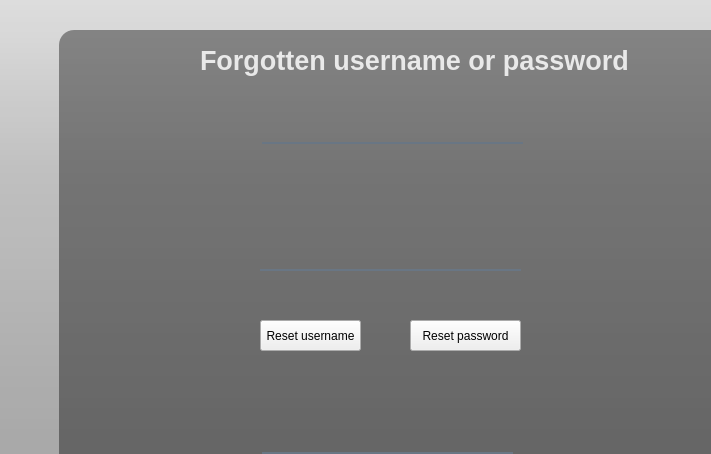
IVAndreev21/YRT, file forms/resetcredentials.ui: the form before one commit; both pictures show x 230 to 941 and y 0 to 454 of the 1280 by 720 pixel window.
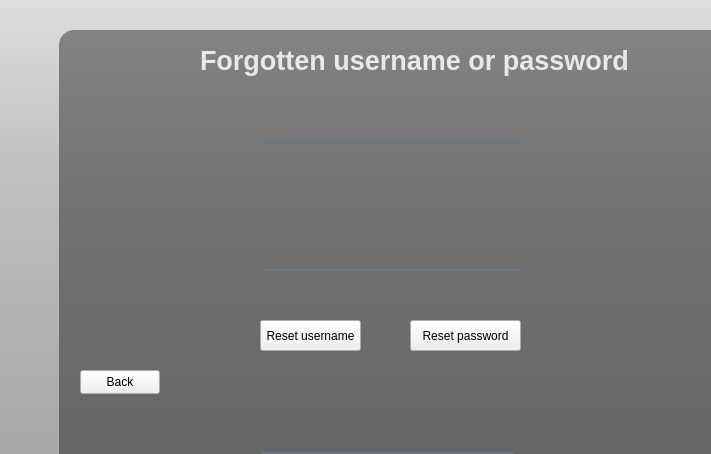
The form after the commit.

Diff of the .ui file:
```diff
--- a/forms/resetcredentials.ui
+++ b/forms/resetcredentials.ui
@@ -34,9 +34,9 @@
   <widget class="QLabel" name="email_verified_LA">
    <property name="geometry">
     <rect>
-     <x>520</x>
-     <y>140</y>
-     <width>211</width>
+     <x>390</x>
+     <y>150</y>
+     <width>471</width>
      <height>16</height>
     </rect>
    </property>
@@ -274,6 +274,19 @@
     <string>Forgotten username or password</string>
    </property>
   </widget>
+  <widget class="QPushButton" name="back_PB">
+   <property name="geometry">
+    <rect>
+     <x>310</x>
+     <y>370</y>
+     <width>80</width>
+     <height>24</height>
+    </rect>
+   </property>
+   <property name="text">
+    <string>Back</string>
+   </property>
+  </widget>
   <zorder>label_3</zorder>
   <zorder>label_2</zorder>
   <zorder>Email_LE</zorder>
@@ -284,6 +297,7 @@
   <zorder>reset_username_PB</zorder>
   <zorder>reset_password_PB</zorder>
   <zorder>LogIn_LA</zorder>
+  <zorder>back_PB</zorder>
  </widget>
  <resources/>
  <connections/>
```
